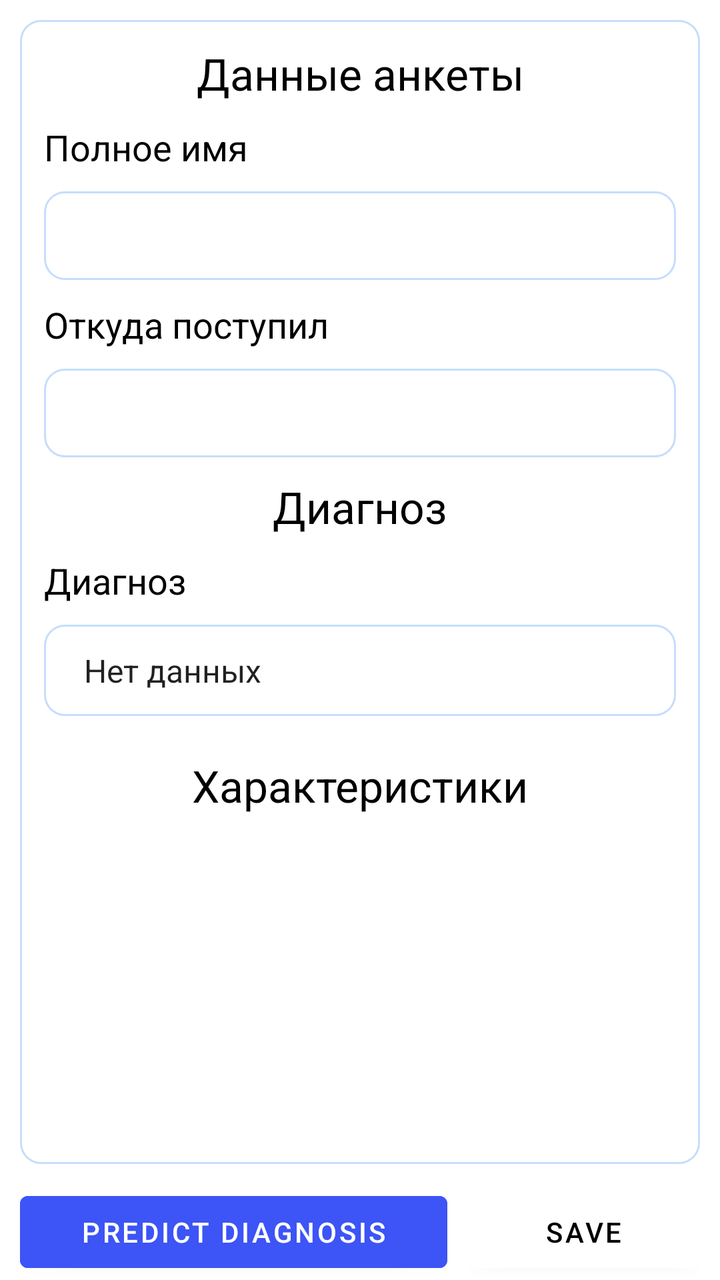
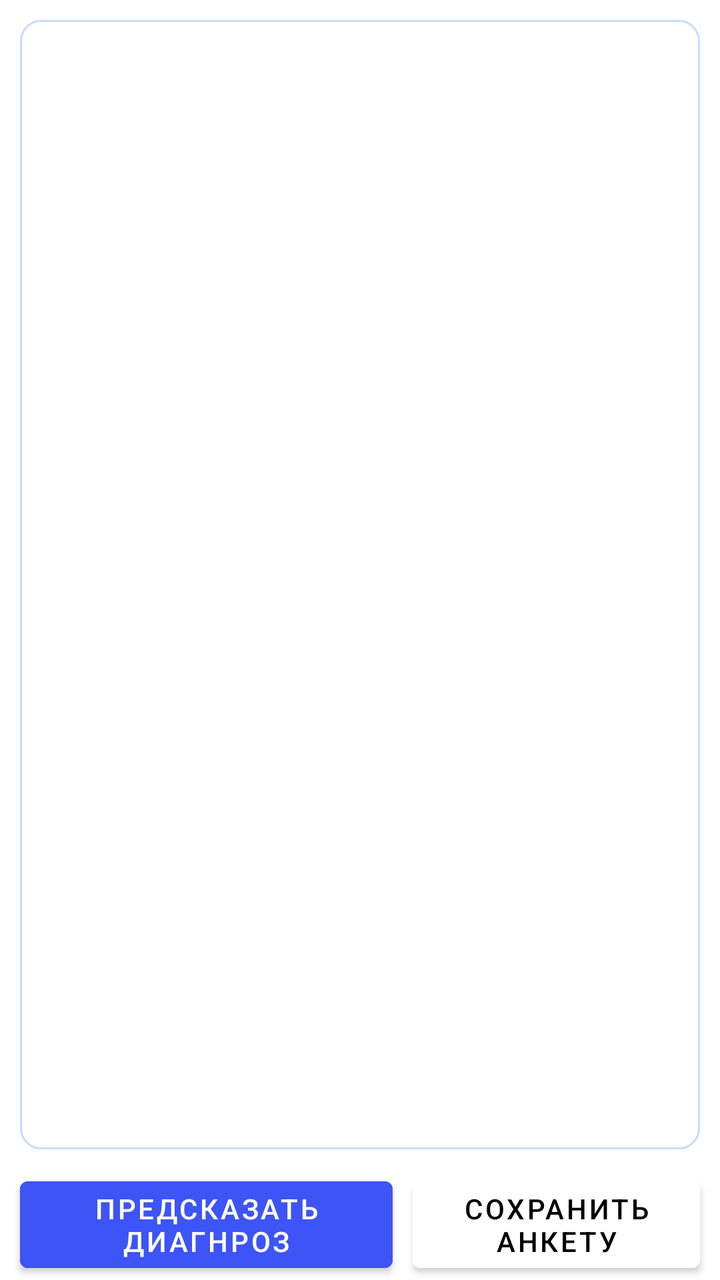

Screens rendered from an Android XML layout before and after an edit, with the pre-edit source and the edit as a unified diff.
<!-- AndroidManifest.xml: application theme Theme.Pancreatitis -->
<!-- res/layout/fragment_questionnaire.xml -->
<?xml version="1.0" encoding="utf-8"?>
<LinearLayout
    xmlns:android="http://schemas.android.com/apk/res/android"
    xmlns:app="http://schemas.android.com/apk/res-auto"
    android:layout_width="match_parent"
    android:layout_height="match_parent"
    android:orientation="vertical">

    <LinearLayout
        android:layout_width="match_parent"
        android:layout_height="0dp"
        android:layout_weight="1"
        android:background="@drawable/rounded_background"
        android:orientation="vertical"
        android:layout_margin="10dp">

        <TextView
            android:id="@+id/title_questionnaire"
            android:layout_width="match_parent"
            android:layout_height="wrap_content"
            android:textSize="22dp"
            android:textColor="@color/black"
            android:text="Данные анкеты"
            android:textAlignment="center"
            android:layout_marginTop="10dp"
            android:layout_marginLeft="10dp"
            android:layout_marginRight="10dp"
            />

        <LinearLayout
            android:layout_width="match_parent"
            android:layout_height="wrap_content"
            android:orientation="vertical"
            android:layout_marginLeft="10dp"
            android:layout_marginRight="10dp">

            <LinearLayout
                android:layout_width="match_parent"
                android:layout_height="wrap_content"
                android:orientation="horizontal">

                <TextView
                    android:id="@+id/name_fio"
                    android:layout_width="0dp"
                    android:layout_height="wrap_content"
                    android:layout_weight="1"
                    android:text="Полное имя"
                    android:textSize="18sp"
                    android:textColor="@color/black"
                    android:layout_marginTop="10dp"
                    android:layout_marginBottom="10dp"
                    android:maxLines="2"
                    android:ellipsize="end" />
            </LinearLayout>

            <EditText
                android:id="@+id/value_fio"
                android:layout_width="match_parent"
                android:layout_height="wrap_content"
                android:background="@drawable/rounded_background"
                android:textSize="18sp"
                android:padding="10dp"/>
        </LinearLayout>

        <LinearLayout
            android:id="@+id/test_admittedhome"
            android:layout_width="match_parent"
            android:layout_height="wrap_content"
            android:orientation="vertical"
            android:layout_marginLeft="10dp"
            android:layout_marginRight="10dp">

            <LinearLayout
                android:layout_width="match_parent"
                android:layout_height="wrap_content"
                android:orientation="horizontal">

                <TextView
                    android:id="@+id/name_admittedfrom"
                    android:layout_width="0dp"
                    android:layout_height="wrap_content"
                    android:layout_weight="1"
                    android:text="Откуда поступил"
                    android:textSize="18sp"
                    android:textColor="@color/black"
                    android:layout_marginTop="10dp"
                    android:layout_marginBottom="10dp"
                    android:maxLines="2"
                    android:ellipsize="end" />
            </LinearLayout>

            <EditText
                android:id="@+id/value_admittedfrom"
                android:layout_width="match_parent"
                android:layout_height="wrap_content"
                android:background="@drawable/rounded_background"
                android:textSize="18sp"
                android:padding="10dp"/>
        </LinearLayout>


        <TextView
            android:id="@+id/title_diagnosis"
            android:layout_width="match_parent"
            android:layout_height="wrap_content"
            android:textSize="22dp"
            android:textColor="@color/black"
            android:text="Диагноз"
            android:textAlignment="center"
            android:layout_marginTop="10dp"
            android:layout_marginLeft="10dp"
            android:layout_marginRight="10dp"
            />

        <LinearLayout
            android:layout_width="match_parent"
            android:layout_height="wrap_content"
            android:layout_marginLeft="10dp"
            android:layout_marginRight="10dp"
            android:layout_marginBottom="10dp"
            android:orientation="vertical">

            <TextView
                android:id="@+id/name_diagnosis"
                android:layout_width="match_parent"
                android:layout_height="wrap_content"
                android:layout_marginTop="10dp"
                android:layout_marginBottom="10dp"
                android:ellipsize="end"
                android:maxLines="2"
                android:text="Диагноз"
                android:textColor="@color/black"
                android:textSize="18sp" />

            <Spinner
                android:id="@+id/spinner_diagnosis"
                android:layout_width="match_parent"
                android:layout_height="wrap_content"
                android:background="@drawable/rounded_background"
                android:entries="@array/spinner_items"
                android:padding="12dp" />
        </LinearLayout>

        <TextView
            android:id="@+id/title_characteristic"
            android:layout_width="match_parent"
            android:layout_height="wrap_content"
            android:textSize="22dp"
            android:textColor="@color/black"
            android:text="Характеристики"
            android:textAlignment="center"
            android:layout_marginTop="10dp"
            android:layout_marginLeft="10dp"
            android:layout_marginRight="10dp"
            />

        
        <androidx.recyclerview.widget.RecyclerView
            android:id="@+id/recycler_view_characteristics"
            android:layout_width="match_parent"
            android:layout_height="match_parent" />

    </LinearLayout>

    <LinearLayout
        android:id="@+id/btns"
        android:layout_width="match_parent"
        android:layout_height="wrap_content"
        app:layout_constraintBottom_toBottomOf="parent"
        android:orientation="horizontal">

        <Button
            android:id="@+id/btn_predict"
            android:layout_width="wrap_content"
            android:layout_height="wrap_content"
            android:backgroundTint="@color/colorActive"
            android:layout_weight="1"
            android:layout_marginLeft="10dp"
            android:layout_marginRight="5dp"
            android:text="Predict Diagnosis" />

        <Button
            android:id="@+id/btn_save"
            android:layout_width="wrap_content"
            android:layout_height="wrap_content"
            android:layout_weight="1"
            android:layout_marginLeft="5dp"
            android:layout_marginRight="10dp"
            android:backgroundTint="@color/white"
            android:textColor="@color/black"
            android:text="Save"/>
    </LinearLayout>
</LinearLayout>
<!-- resources referenced by this layout -->
<resources>
  <string-array name="spinner_items">
          <item>Нет данных</item>
          <item>Отечный панкреатит</item>
          <item>Панкреонекроз среднетяжелое течение</item>
          <item>Панкреонекроз тяжелое течение</item>
      </string-array>
  <color name="black">#FF000000</color>
  <color name="colorActive">#3D54F6</color>
  <color name="white">#FFFFFFFF</color>
  <!-- drawable rounded_background (drawable) -->
  <?xml version="1.0" encoding="utf-8"?>
  <shape xmlns:android="http://schemas.android.com/apk/res/android"
      android:shape="rectangle">
      <corners android:radius="10dp"/>  
      <solid android:color="@android:color/white"/> 
      <padding
          android:left="2dp"
          android:right="2dp"
          android:top="2dp"
          android:bottom="2dp"/>
  
      <stroke
          android:width="1dp"
          android:color="@color/colorCircle"/> 
  </shape>
  <style name="Theme.Pancreatitis" parent="Theme.MaterialComponents.DayNight.DarkActionBar">
          
          <item name="colorPrimary">@color/colorActive</item>
          <item name="colorPrimaryVariant">@color/colorActive</item>
          <item name="colorOnPrimary">@color/white</item>
          
          <item name="colorSecondary">@color/teal_200</item>
          <item name="colorSecondaryVariant">@color/teal_700</item>
          <item name="colorOnSecondary">@color/black</item>
          
          <item name="android:statusBarColor">?attr/colorPrimaryVariant</item>
          
      </style>
  <color name="colorCircle">#C5DDFD</color>
  <color name="teal_200">#FF03DAC5</color>
  <color name="teal_700">#FF018786</color>
</resources>

<!-- the commit's change to res/layout/fragment_questionnaire.xml (unified diff, before → after) -->
@@ -1,7 +1,6 @@
 <?xml version="1.0" encoding="utf-8"?>
 <LinearLayout
     xmlns:android="http://schemas.android.com/apk/res/android"
-    xmlns:app="http://schemas.android.com/apk/res-auto"
     android:layout_width="match_parent"
     android:layout_height="match_parent"
     android:orientation="vertical">
@@ -13,146 +12,6 @@
         android:background="@drawable/rounded_background"
         android:orientation="vertical"
         android:layout_margin="10dp">
-
-        <TextView
-            android:id="@+id/title_questionnaire"
-            android:layout_width="match_parent"
-            android:layout_height="wrap_content"
-            android:textSize="22dp"
-            android:textColor="@color/black"
-            android:text="Данные анкеты"
-            android:textAlignment="center"
-            android:layout_marginTop="10dp"
-            android:layout_marginLeft="10dp"
-            android:layout_marginRight="10dp"
-            />
-
-        <LinearLayout
-            android:layout_width="match_parent"
-            android:layout_height="wrap_content"
-            android:orientation="vertical"
-            android:layout_marginLeft="10dp"
-            android:layout_marginRight="10dp">
-
-            <LinearLayout
-                android:layout_width="match_parent"
-                android:layout_height="wrap_content"
-                android:orientation="horizontal">
-
-                <TextView
-                    android:id="@+id/name_fio"
-                    android:layout_width="0dp"
-                    android:layout_height="wrap_content"
-                    android:layout_weight="1"
-                    android:text="Полное имя"
-                    android:textSize="18sp"
-                    android:textColor="@color/black"
-                    android:layout_marginTop="10dp"
-                    android:layout_marginBottom="10dp"
-                    android:maxLines="2"
-                    android:ellipsize="end" />
-            </LinearLayout>
-
-            <EditText
-                android:id="@+id/value_fio"
-                android:layout_width="match_parent"
-                android:layout_height="wrap_content"
-                android:background="@drawable/rounded_background"
-                android:textSize="18sp"
-                android:padding="10dp"/>
-        </LinearLayout>
-
-        <LinearLayout
-            android:id="@+id/test_admittedhome"
-            android:layout_width="match_parent"
-            android:layout_height="wrap_content"
-            android:orientation="vertical"
-            android:layout_marginLeft="10dp"
-            android:layout_marginRight="10dp">
-
-            <LinearLayout
-                android:layout_width="match_parent"
-                android:layout_height="wrap_content"
-                android:orientation="horizontal">
-
-                <TextView
-                    android:id="@+id/name_admittedfrom"
-                    android:layout_width="0dp"
-                    android:layout_height="wrap_content"
-                    android:layout_weight="1"
-                    android:text="Откуда поступил"
-                    android:textSize="18sp"
-                    android:textColor="@color/black"
-                    android:layout_marginTop="10dp"
-                    android:layout_marginBottom="10dp"
-                    android:maxLines="2"
-                    android:ellipsize="end" />
-            </LinearLayout>
-
-            <EditText
-                android:id="@+id/value_admittedfrom"
-                android:layout_width="match_parent"
-                android:layout_height="wrap_content"
-                android:background="@drawable/rounded_background"
-                android:textSize="18sp"
-                android:padding="10dp"/>
-        </LinearLayout>
-
-
-        <TextView
-            android:id="@+id/title_diagnosis"
-            android:layout_width="match_parent"
-            android:layout_height="wrap_content"
-            android:textSize="22dp"
-            android:textColor="@color/black"
-            android:text="Диагноз"
-            android:textAlignment="center"
-            android:layout_marginTop="10dp"
-            android:layout_marginLeft="10dp"
-            android:layout_marginRight="10dp"
-            />
-
-        <LinearLayout
-            android:layout_width="match_parent"
-            android:layout_height="wrap_content"
-            android:layout_marginLeft="10dp"
-            android:layout_marginRight="10dp"
-            android:layout_marginBottom="10dp"
-            android:orientation="vertical">
-
-            <TextView
-                android:id="@+id/name_diagnosis"
-                android:layout_width="match_parent"
-                android:layout_height="wrap_content"
-                android:layout_marginTop="10dp"
-                android:layout_marginBottom="10dp"
-                android:ellipsize="end"
-                android:maxLines="2"
-                android:text="Диагноз"
-                android:textColor="@color/black"
-                android:textSize="18sp" />
-
-            <Spinner
-                android:id="@+id/spinner_diagnosis"
-                android:layout_width="match_parent"
-                android:layout_height="wrap_content"
-                android:background="@drawable/rounded_background"
-                android:entries="@array/spinner_items"
-                android:padding="12dp" />
-        </LinearLayout>
-
-        <TextView
-            android:id="@+id/title_characteristic"
-            android:layout_width="match_parent"
-            android:layout_height="wrap_content"
-            android:textSize="22dp"
-            android:textColor="@color/black"
-            android:text="Характеристики"
-            android:textAlignment="center"
-            android:layout_marginTop="10dp"
-            android:layout_marginLeft="10dp"
-            android:layout_marginRight="10dp"
-            />
 
         
         <androidx.recyclerview.widget.RecyclerView
@@ -166,7 +25,6 @@
         android:id="@+id/btns"
         android:layout_width="match_parent"
         android:layout_height="wrap_content"
-        app:layout_constraintBottom_toBottomOf="parent"
         android:orientation="horizontal">
 
         <Button
@@ -177,7 +35,7 @@
             android:layout_weight="1"
             android:layout_marginLeft="10dp"
             android:layout_marginRight="5dp"
-            android:text="Predict Diagnosis" />
+            android:text="Предсказать диагнроз" />
 
         <Button
             android:id="@+id/btn_save"
@@ -188,6 +46,6 @@
             android:layout_marginRight="10dp"
             android:backgroundTint="@color/white"
             android:textColor="@color/black"
-            android:text="Save"/>
+            android:text="Сохранить анкету"/>
     </LinearLayout>
 </LinearLayout>
<!-- resource entries referenced after the edit -->
@@ -1,11 +1,5 @@
 <!-- resources referenced by this layout -->
 <resources>
-  <string-array name="spinner_items">
-          <item>Нет данных</item>
-          <item>Отечный панкреатит</item>
-          <item>Панкреонекроз среднетяжелое течение</item>
-          <item>Панкреонекроз тяжелое течение</item>
-      </string-array>
   <color name="black">#FF000000</color>
   <color name="colorActive">#3D54F6</color>
   <color name="white">#FFFFFFFF</color>
